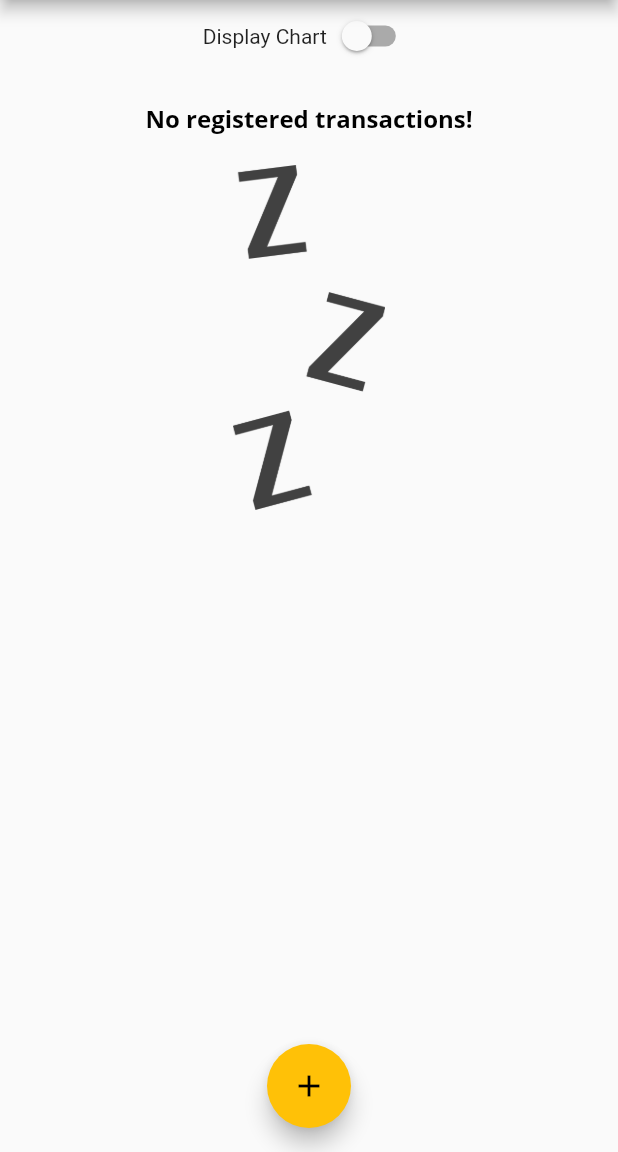
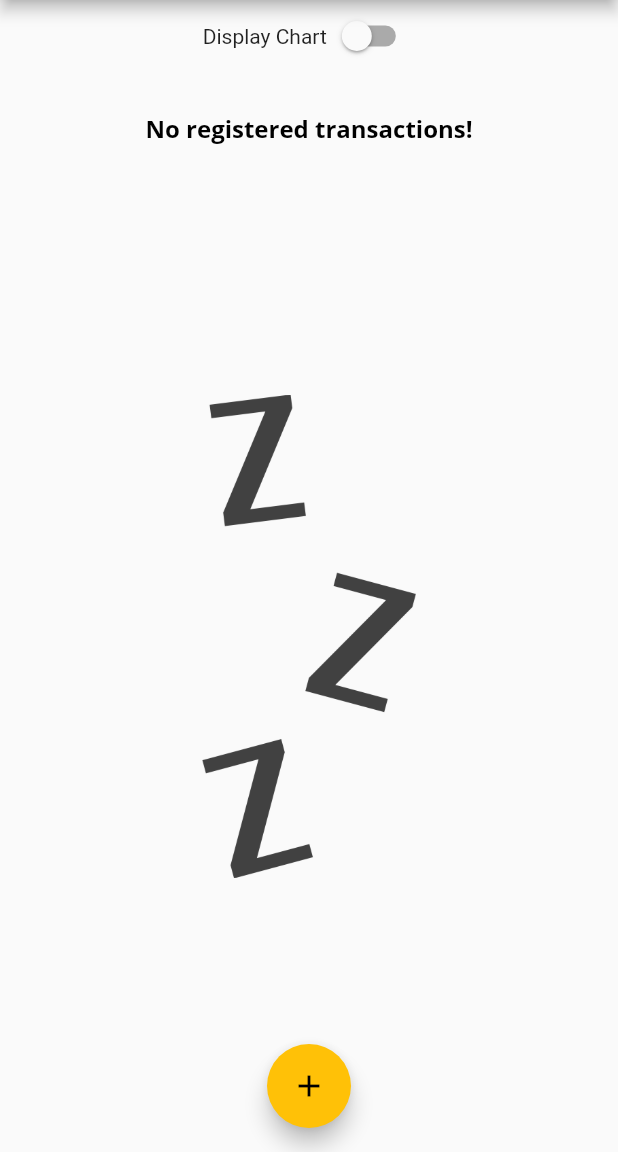
Before and after one commit to IsmaelCardoso/personal_expense_flutter_exemple, a Flutter app: the screen it shows after launch, on a phone screen of 412 x 824 dp, the part 84-1236 px from its top. Run offline on Flutter 3.47's test engine with Material 2 defaults, Android fonts, the phone set to English and light mode, and no system bars; missing offline and left inert: dart:ffi.

Commit message:
chore(main): landscape mode 2

```diff
--- a/lib/components/transaction_list.dart
+++ b/lib/components/transaction_list.dart
@@ -11,23 +11,28 @@ class TransactionList extends StatelessWidget {
   @override
   Widget build(BuildContext context) {
     return transactions.isEmpty
-        ? Column(
+        ? LayoutBuilder(builder: (ctx, constraints) {
+            return Column(
               children: [
-              SizedBox(height: 20),
-              Text(
+                SizedBox(height: constraints.maxHeight * 0.05),
+                Container(
+                  height: constraints.maxHeight * 0.3,
+                  child: Text(
                     "No registered transactions!",
                     style: Theme.of(context).textTheme.headline1,
                   ),
-              SizedBox(height: 20),
+                ),
+                SizedBox(height: constraints.maxHeight * 0.05),
                 Container(
-                height: 230,
+                  height: constraints.maxHeight * 0.6,
                   child: Image.asset(
                     'assets/images/waiting.png',
                     fit: BoxFit.cover,
                   ),
                 ),
               ],
-          )
+            );
+          })
         : ListView.builder(
             itemCount: transactions.length,
             itemBuilder: (context, index) {
```
Lines whose indentation alone changed are shown as unchanged.
